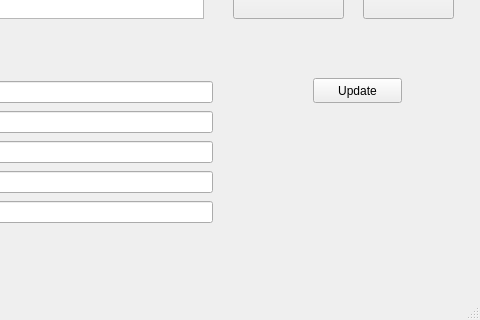
The window that mainwindow.ui (Datos2Sem22018/Proyecto3.2) describes before a commit, drawn with Qt 5; both pictures show x 147 to 627 and y 339 to 659 of the 627 by 659 pixel window.
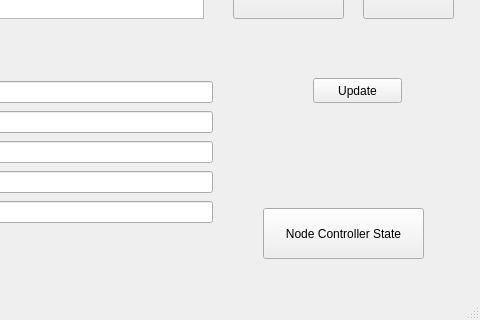
The same window after the commit. Icons and pictures are not drawn.

Patch:
```diff
--- a/mainwindow.ui
+++ b/mainwindow.ui
@@ -264,6 +264,19 @@
      </item>
     </layout>
    </widget>
+   <widget class="QPushButton" name="btn_NodeContrller">
+    <property name="geometry">
+     <rect>
+      <x>410</x>
+      <y>530</y>
+      <width>161</width>
+      <height>51</height>
+     </rect>
+    </property>
+    <property name="text">
+     <string>Node Controller State</string>
+    </property>
+   </widget>
   </widget>
   <widget class="QMenuBar" name="menuBar">
    <property name="geometry">
```
